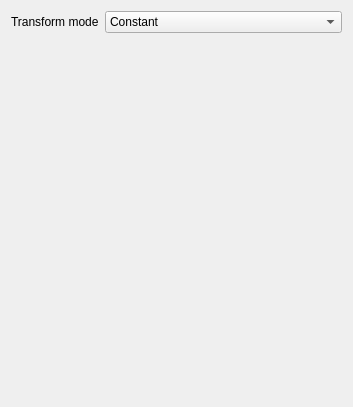
First picture: the form in src/Mod/PartDesign/Gui/TaskPipeScaling.ui, repository southseact-3d/fcd, before the edit.
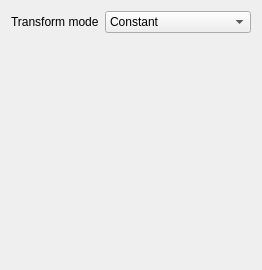
Second picture: the form after the edit.

Commit message:
[PD] allow to move sweep sections
Now that we have the feature that sweeps can have vertices as end or begin of a sweep, there is the need for the feature to move sections. For example vertices may only be the last section.

Patch:
```diff
--- a/src/Mod/PartDesign/Gui/TaskPipeScaling.ui
+++ b/src/Mod/PartDesign/Gui/TaskPipeScaling.ui
@@ -6,8 +6,8 @@
    <rect>
     <x>0</x>
     <y>0</y>
-    <width>353</width>
-    <height>407</height>
+    <width>262</width>
+    <height>270</height>
    </rect>
   </property>
   <property name="windowTitle">
```
Left out of the diff: 9 changed lines with no effect on the pictures. The commit also changes 2 other files.
